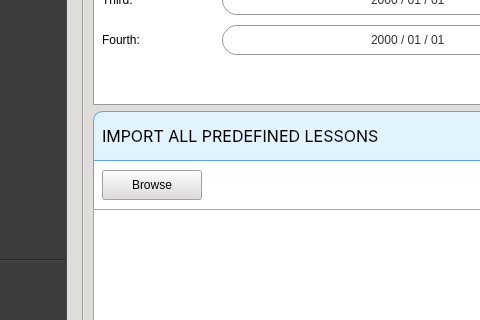
Old version of the form CAI_PyQt/CAI_Admin/UI/FormHome.ui in the repository CPG19040/CPG19040; both pictures show x 133 to 613 and y 270 to 590 of the 1189 by 732 pixel window.
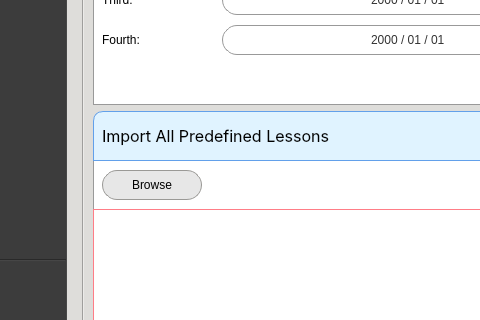
New version of the form. The open tabs and pages were chosen to show the change. Icons and pictures are not drawn.

Patch:
```diff
--- a/CAI_PyQt/CAI_Admin/UI/FormHome.ui
+++ b/CAI_PyQt/CAI_Admin/UI/FormHome.ui
@@ -40,6 +40,12 @@
 	color: black;
 }
 
+QMessageBox QPushButton {
+	font: 10pt &quot;Inter&quot;;
+	height: 30px;
+	padding: 0px 12px;
+}
+
 *[class=&quot;button-green&quot;] {
     border-radius: 15px;
     padding: 0px 10px 0px;
@@ -7912,7 +7918,7 @@
 font: 12pt &quot;Inter&quot;;</string>
                     </property>
                     <property name="text">
-                     <string>IMPORT ALL PREDEFINED LESSONS</string>
+                     <string>Import All Predefined Lessons</string>
                     </property>
                    </widget>
                   </item>
@@ -7955,6 +7961,25 @@
                     <property name="cursor">
                      <cursorShape>PointingHandCursor</cursorShape>
                     </property>
+                    <property name="styleSheet">
+                     <string notr="true">QPushButton {
+	font: 10pt &quot;Inter&quot;;
+	background-color: #e7e7e7;
+	color: black;
+	border-radius: 15px;
+	border: 1px solid rgb(154, 153, 150);
+}
+
+QPushButton:hover {
+	background-color: white;
+}
+
+QPushButton:disabled {
+    background-color: #bdc3c7;
+    color: #7f8c8d;
+    border: 1px solid #95a5a6;
+}</string>
+                    </property>
                     <property name="text">
                      <string>Browse</string>
                     </property>
```
Left out of the diff: 26 changed lines with no effect on the pictures.
